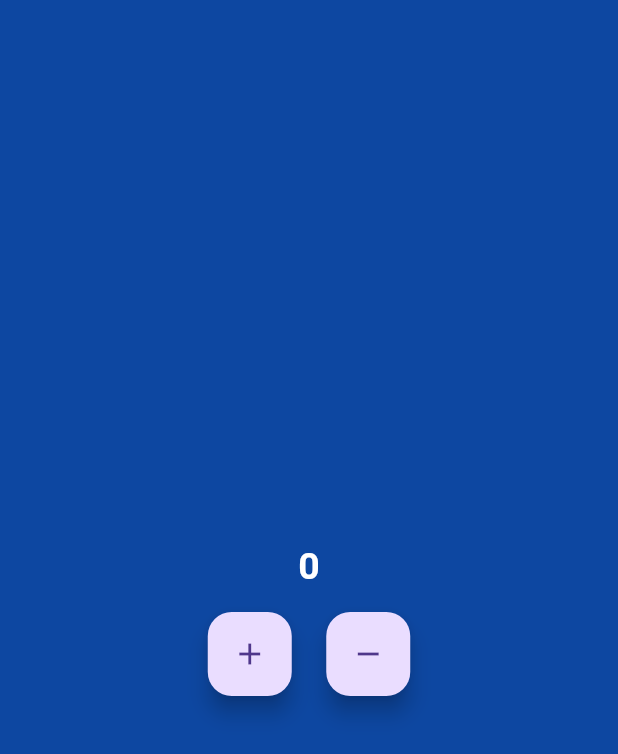
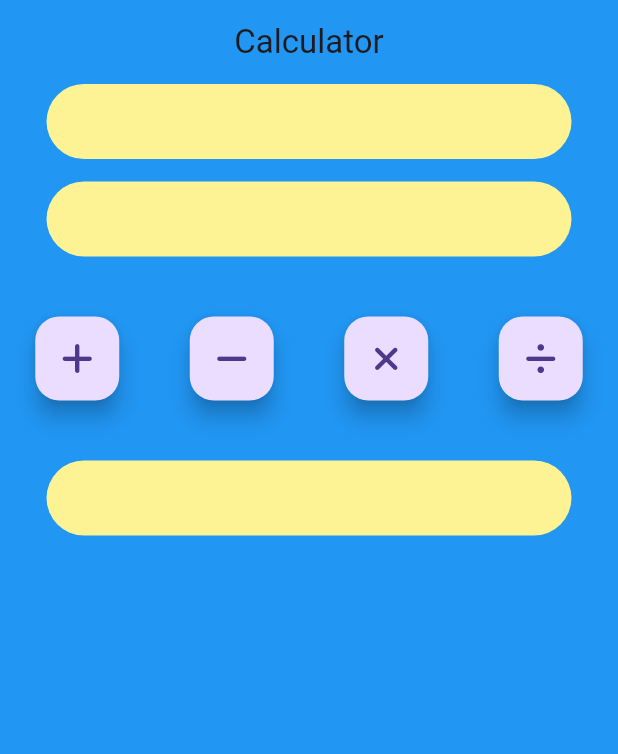
Before and after one commit to amollokhande1234/Flutter_Learn, a Flutter app: the screen it shows after launch, on a phone screen of 412 x 824 dp. Shown: the top 754 px of the screen. Run offline on Flutter 3.47's test engine with Material 3 defaults, Android fonts, the phone set to English and light mode, and no system bars; our stand-ins replace font_awesome_flutter.

Commit message:
created simple calculator

```diff
--- /dev/null
+++ b/lib/Calculator.dart
@@ -0,0 +1,154 @@
+import 'package:flutter/material.dart';
+import 'package:cupertino_icons/cupertino_icons.dart';
+import 'package:font_awesome_flutter/font_awesome_flutter.dart';
+
+class Calculator extends StatefulWidget {
+  const Calculator({super.key});
+
+  @override
+  State<Calculator> createState() => _CalculatorState();
+}
+
+class _CalculatorState extends State<Calculator> {
+  var oneController = TextEditingController();
+  var twoController = TextEditingController();
+  var result = "";
+
+  @override
+  Widget build(BuildContext context) {
+    // var result = null;
+    return Scaffold(
+      appBar: AppBar(
+        title: Text("Calculator"),
+        centerTitle: true,
+        backgroundColor: Colors.blue,
+      ),
+      body: Container(
+        color: Colors.blue.shade500,
+        child: Center(
+          child: Column(
+            children: [
+              Column(
+                children: [
+                  Container(
+                    width: 350,
+                    height: 50,
+                    decoration: BoxDecoration(
+                      color: Color.fromARGB(255, 253, 243, 149),
+                      borderRadius: BorderRadius.circular(25),
+                    ),
+                    child: TextField(
+                      style: TextStyle(
+                        fontSize: 25,
+                        fontWeight: FontWeight.bold,
+                      ),
+                      controller: oneController,
+                      keyboardType: TextInputType.number,
+                      textAlign: TextAlign.center,
+                      decoration: InputDecoration(
+                        border: InputBorder.none,
+                      ),
+                    ),
+                  ),
+                  SizedBox(height: 15),
+                  Container(
+                    width: 350,
+                    height: 50,
+                    decoration: BoxDecoration(
+                      color: Color.fromARGB(255, 253, 243, 149),
+                      borderRadius: BorderRadius.circular(25),
+                    ),
+                    child: TextField(
+                      style: TextStyle(
+                        fontSize: 25,
+                        fontWeight: FontWeight.bold,
+                      ),
+                      controller: twoController,
+                      keyboardType: TextInputType.number,
+                      textAlign: TextAlign.center,
+                      decoration: InputDecoration(
+                        border: InputBorder.none,
+                      ),
+                    ),
+                  )
+                ],
+              ),
+              SizedBox(
+                height: 40,
+              ),
+              Row(
+                mainAxisAlignment: MainAxisAlignment.spaceAround,
+                children: [
+                  FloatingActionButton(
+                    onPressed: () {
+                      var n1 = int.parse(oneController.text.toString());
+                      var n2 = int.parse(twoController.text.toString());
+                      var sum = n1 + n2;
+                      result = '$sum';
+                      setState(() {
+                        // result = 'The sum of $n1 and $n2 is $sum';
+                      });
+                    },
+                    child: Icon(FontAwesomeIcons.plus),
+                  ),
+                  FloatingActionButton(
+                    onPressed: () {
+                      setState(() {
+                        var n1 = int.parse(oneController.text.toString());
+                        var n2 = int.parse(twoController.text.toString());
+                        var sum = n1 - n2;
+                        result = '$sum';
+                      });
+                    },
+                    child: Icon(FontAwesomeIcons.minus),
+                  ),
+                  FloatingActionButton(
+                    onPressed: () {
+                      var n1 = int.parse(oneController.text.toString());
+                      var n2 = int.parse(twoController.text.toString());
+                      var sum = n1 * n2;
+                      result = '$sum';
+                      setState(() {});
+                    },
+                    child: Icon(
+                      FontAwesomeIcons.multiply,
+                    ),
+                  ),
+                  FloatingActionButton(
+                    onPressed: () {
+                      var n1 = int.parse(oneController.text.toString());
+                      var n2 = int.parse(twoController.text.toString());
+                      var sum = n1 / n2;
+                      result = '$sum';
+                      setState(() {});
+                    },
+                    child: Icon(FontAwesomeIcons.divide),
+                  ),
+                ],
+              ),
+              SizedBox(height: 40),
+              Container(
+                width: 350,
+                height: 50,
+                decoration: BoxDecoration(
+                  color: Color.fromARGB(255, 253, 243, 149),
+                  borderRadius: BorderRadius.circular(25),
+                ),
+                child: Center(
+                  child: Text(
+                    result,
+                    style: TextStyle(
+                      // color: Color.fromARGB(255, 22, 7, 7),
+                      fontSize: 30,
+                      fontWeight: FontWeight.bold,
+                    ),
+                  ),
+                ),
+              )
+            ],
+          ),
+        ),
+      ),
+    );
+  }
+}
--- a/lib/main.dart
+++ b/lib/main.dart
@@ -1,4 +1,5 @@
 import 'package:flutter/material.dart';
+import 'package:learning_flutter/Calculator.dart';
 import 'package:learning_flutter/CustomeWidget.dart';
 import 'package:learning_flutter/Stack.dart';
 import 'package:learning_flutter/Widgets/rounded_button.dart';
@@ -25,7 +26,7 @@ class myApp extends StatelessWidget {
     return MaterialApp(
       debugShowCheckedModeBanner: false,
       title: "Material App",
-      home: STF(),
+      home: Calculator(),
     );
   }
 }
--- a/pubspec.yaml
+++ b/pubspec.yaml
@@ -34,7 +34,7 @@ dependencies:
 
   # The following adds the Cupertino Icons font to your application.
   # Use with the CupertinoIcons class for iOS style icons.
-  cupertino_icons: ^1.0.6
+  cupertino_icons: ^1.0.8
   intl: ^0.19.0
   font_awesome_flutter: ^10.7.0
 
```
